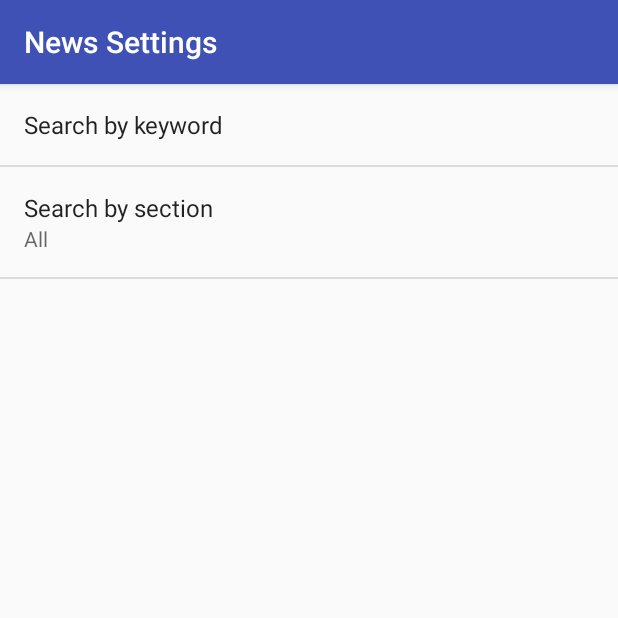
After one commit to Czral/NewsApp, an Android app: the SettingsActivity screen opened directly, with no data from a screen before it, on a phone screen of 412 x 824 dp, the top half of it. The commit adds this screen. Run offline under Robolectric (Android 15) with nearby library versions, the phone set to English and light mode, and no system bars.

Commit message:
Preferences

```diff
--- /dev/null
+++ b/app/src/main/java/com/example/android/newsapp/SettingsActivity.java
@@ -0,0 +1,70 @@
+package com.example.android.newsapp;
+
+import android.content.SharedPreferences;
+import android.os.Bundle;
+import android.preference.ListPreference;
+import android.preference.Preference;
+import android.preference.PreferenceFragment;
+import android.preference.PreferenceManager;
+import android.support.v7.app.AppCompatActivity;
+
+public class SettingsActivity extends AppCompatActivity {
+
+    @Override
+    protected void onCreate(Bundle savedInstanceState) {
+        super.onCreate(savedInstanceState);
+        setContentView(R.layout.settings_activity);
+
+    }
+
+    public static class NewsPreferenceFragment extends PreferenceFragment implements Preference.OnPreferenceChangeListener {
+
+        @Override
+        public void onCreate(Bundle savedInstanceState) {
+            super.onCreate(savedInstanceState);
+            addPreferencesFromResource(R.xml.settings_main);
+
+            Preference keyword = findPreference(getString(R.string.keyword_key));
+            bindPreferenceToObject(keyword);
+
+            Preference section = findPreference(getString(R.string.section_key));
+            bindPreferenceToObject(section);
+
+        }
+
+        @Override
+        public boolean onPreferenceChange(Preference preference, Object object) {
+
+            String search = object.toString();
+
+            if (preference instanceof ListPreference) {
+
+                ListPreference sectionList = (ListPreference) preference;
+                int prefIndex = sectionList.findIndexOfValue(search);
+                if (prefIndex > 0) {
+
+                    CharSequence[] sections = sectionList.getEntries();
+                    preference.setSummary(sections[prefIndex]);
+                } else
+
+                    preference.setSummary(search);
+            } else {
+
+                preference.setSummary(search);
+            }
+
+            return true;
+        }
+
+        private void bindPreferenceToObject(Preference preference) {
+
+            preference.setOnPreferenceChangeListener(this);
+            SharedPreferences preferences = PreferenceManager.getDefaultSharedPreferences(preference.getContext());
+            String preferenceString = preferences.getString(preference.getKey(), "");
+            onPreferenceChange(preference, preferenceString);
+
+        }
+
+    }
+
+}
--- /dev/null
+++ b/app/src/main/res/values/arrays.xml
@@ -0,0 +1,28 @@
+<?xml version="1.0" encoding="utf-8"?>
+<resources>
+
+    <string-array name="section_list_labels">
+
+        <item>@string/section_list_all</item>
+        <item>@string/section_list_sport</item>
+        <item>@string/section_list_music</item>
+        <item>@string/section_list_environment</item>
+        <item>@string/section_list_uk_news</item>
+        <item>@string/section_list_us_news</item>
+        <item>@string/section_list_business</item>
+        <item>@string/section_list_football</item>
+    </string-array>
+
+    <string-array name="section_list_values">
+
+        <item>@string/section_list_values_all</item>
+        <item>@string/section_list_values_sport</item>
+        <item>@string/section_list_values_music</item>
+        <item>@string/section_list_values_environment</item>
+        <item>@string/section_list_values_uk_news</item>
+        <item>@string/section_list_values_us_news</item>
+        <item>@string/section_list_values_business</item>
+        <item>@string/section_list_values_football</item>
+    </string-array>
+
+</resources>
--- a/app/src/main/res/values/strings.xml
+++ b/app/src/main/res/values/strings.xml
@@ -39,7 +39,7 @@
     <string name="search" translatable="false">search</string>
     <string name="q">q</string>
     <string name="api_key" translatable="false">api-key</string>
-    <string name="api_value" translatable="false">test</string>
+    <string name="api_value" translatable="false">c63106ef-033c-4e74-a2e9-5322611c7636</string>
     <string name="section" translatable="false">section</string>
 
 </resources>
--- /dev/null
+++ b/app/src/main/res/xml/settings_main.xml
@@ -0,0 +1,21 @@
+<?xml version="1.0" encoding="utf-8"?>
+<PreferenceScreen xmlns:android="http://schemas.android.com/apk/res/android"
+    android:layout_width="match_parent"
+    android:layout_height="match_parent"
+    android:title="@string/settings_title">
+
+    <EditTextPreference
+        android:defaultValue="@string/keyword_default"
+        android:inputType="text"
+        android:key="@string/keyword_key"
+        android:selectAllOnFocus="true"
+        android:title="@string/keyword_label" />
+
+    <ListPreference
+        android:defaultValue="@string/section_list_all"
+        android:entries="@array/section_list_labels"
+        android:entryValues="@array/section_list_values"
+        android:key="@string/section_key"
+        android:title="Search by section" />
+
+</PreferenceScreen>
```
Also changed, not shown: app/src/main/java/com/example/android/newsapp/MainActivity.java (+5 -2 lines), app/src/main/res/layout/settings_activity.xml (added, +9 -0 lines), app/src/main/res/menu/main.xml (added, +10 -0 lines).
